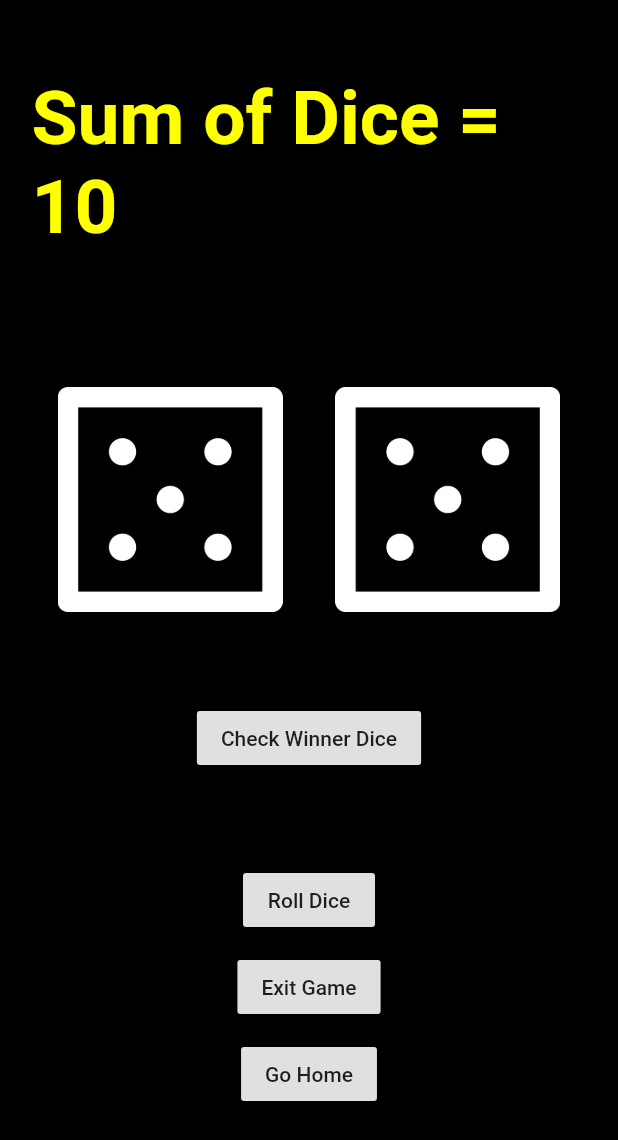
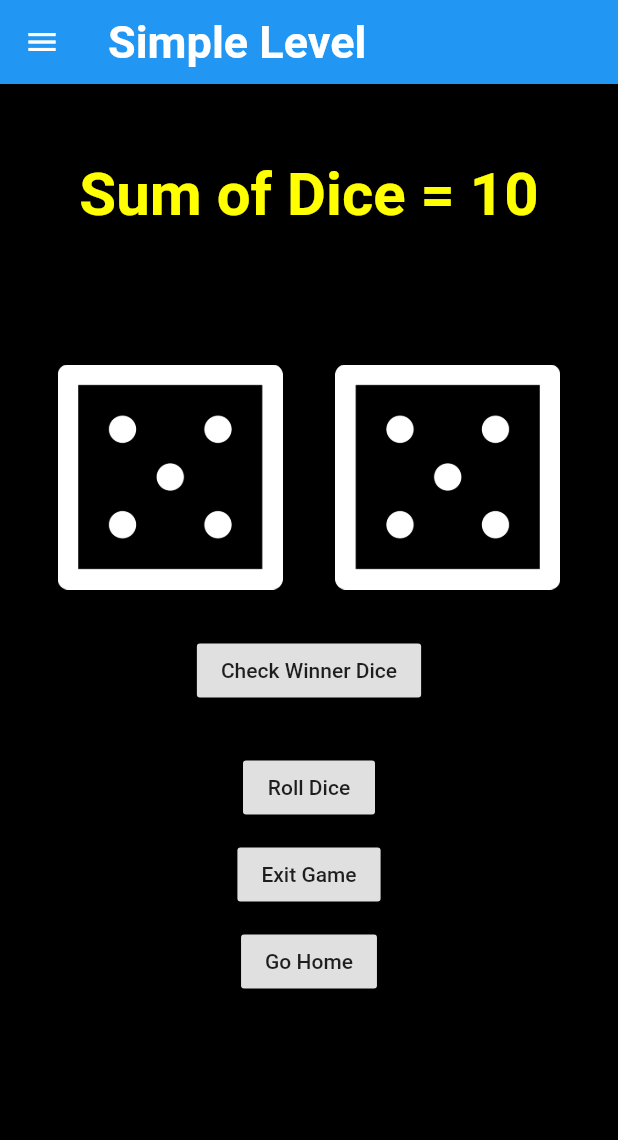
Before and after one commit to bilalahmad9/A_Dice_App_Multi_Features, a Flutter app: the screen it shows after launch, after a tap on "Simple Level", on a phone screen of 412 x 824 dp. Shown: the top 1140 px of the screen. Run offline on Flutter 3.47's test engine with Material 2 defaults, Android fonts, the phone set to English and light mode, and no system bars; our stand-ins replace flutter_spinkit; network calls fail.

Commit message:
Navigation Drawer Add
On All pages the Navigation Drawer is Added

```diff
--- a/dice_app_multi_features/lib/FirstPage.dart
+++ b/dice_app_multi_features/lib/FirstPage.dart
@@ -2,6 +2,7 @@ import 'dart:math';
 import 'package:flutter/material.dart';
 import 'main.dart';
 import 'TwoLevel.dart';
+import 'mainDrawer.dart';
 
 void main() => runApp(MyApp());
 
@@ -38,6 +39,10 @@ class _MyHomePageState extends State<MyHomePage> {
 
     return Scaffold(
         backgroundColor: Colors.black,
+        appBar: AppBar(backgroundColor: Colors.blue, title: Text('Simple Level', style: TextStyle(color: Colors.white,  fontWeight: FontWeight.bold,fontSize: 30.0),),),
+        drawer: Drawer(
+          child: MainDrawer(),
+        ),
         body: Padding(
           padding: const EdgeInsets.fromLTRB(21, 50, 21, 50),
           child: Column(
@@ -46,7 +51,7 @@ class _MyHomePageState extends State<MyHomePage> {
                 padding: const EdgeInsets.only(bottom: 60),
                 child: Text('Sum of Dice = '+ (randomIntForDiceOne + randomIntForDiceTwo + 2).toString(),
                   style: TextStyle(
-                    fontSize: 50,
+                    fontSize: 40,
                     fontWeight: FontWeight.bold,
                     color: Colors.yellowAccent,
                   ),
@@ -63,7 +68,7 @@ class _MyHomePageState extends State<MyHomePage> {
               ),
 
               Padding(
-                padding: const EdgeInsets.only(top: 60),
+                padding: const EdgeInsets.only(top: 30),
                 child: RaisedButton(
                   child: Text('Check Winner Dice'),
                   onPressed:() {
@@ -73,7 +78,7 @@ class _MyHomePageState extends State<MyHomePage> {
               ),
 
               Padding(
-                padding: const EdgeInsets.only(top: 60),
+                padding: const EdgeInsets.only(top: 30),
                 child: RaisedButton(onPressed: changeImage,
                   child: Text('Roll Dice'),
                 ),
--- a/dice_app_multi_features/lib/HardLevel.dart
+++ b/dice_app_multi_features/lib/HardLevel.dart
@@ -2,6 +2,7 @@ import 'dart:math';
 import 'package:flutter/material.dart';
 import 'main.dart';
 import 'TwoLevel.dart';
+import 'mainDrawer.dart';
 
 void main() => runApp(HardLevel());
 
@@ -37,6 +38,10 @@ class _MyHomePageState extends State<MyHomePage> {
 
     return Scaffold(
         backgroundColor: Colors.black,
+        appBar: AppBar(backgroundColor: Colors.blue, title: Text('Hard Level', style: TextStyle(color: Colors.white, fontWeight: FontWeight.bold,fontSize: 30.0),),),
+        drawer: Drawer(
+          child: MainDrawer(),
+        ),
         body: Padding(
           padding: const EdgeInsets.fromLTRB(21, 50, 21, 50),
           child: Column(
--- a/dice_app_multi_features/lib/TwoLevel.dart
+++ b/dice_app_multi_features/lib/TwoLevel.dart
@@ -1,8 +1,10 @@
 import 'dart:math';
 import 'package:diceeapp/FirstPage.dart';
 import 'package:diceeapp/HardLevel.dart';
+import 'package:flutter/cupertino.dart';
 import 'package:flutter/material.dart';
 import 'main.dart';
+import 'mainDrawer.dart';
 
 void main() => runApp(MyLevel());
 
@@ -33,6 +35,10 @@ class _MyHomePageState extends State<MyHomePage> {
   Widget build(BuildContext context) {
     return Scaffold(
         backgroundColor: Colors.black,
+        appBar: AppBar(backgroundColor: Colors.blue, title: Text('Navigation Bar', style: TextStyle(color: Colors.black),),),
+        drawer: Drawer(
+          child: MainDrawer(),
+        ),
         body: Padding(
           padding: const EdgeInsets.fromLTRB(21, 50, 21, 50),
           child: Column(
--- /dev/null
+++ b/dice_app_multi_features/lib/mainDrawer.dart
@@ -0,0 +1,90 @@
+import 'TwoLevel.dart';
+import 'package:flutter/material.dart';
+
+
+class MainDrawer extends StatelessWidget {
+  const MainDrawer({Key key}) : super(key: key);
+
+  @override
+  Widget build(BuildContext context) {
+    return Column(children: [
+      Container(
+        child: Padding(
+          padding: EdgeInsets.only(top: 50.0),
+          child: Column(
+            mainAxisAlignment: MainAxisAlignment.center,
+            crossAxisAlignment: CrossAxisAlignment.center,
+            children: [
+              CircleAvatar(
+                radius: 50.0,
+                backgroundImage: NetworkImage(
+                  "https://images.unsplash.com/photo-1594616838951-c155f8d978a0?ixlib=rb-1.2.1&ixid=eyJhcHBfaWQiOjEyMDd9&auto=format&fit=crop&w=1050&q=80",
+                ),
+              ),
+              SizedBox(
+                height: 5.0,
+              ),
+              Text(
+                "Bilal Ahmad",
+                style: TextStyle(
+                  fontSize: 22.0,
+                  fontWeight: FontWeight.w800,
+                ),
+              ),
+              SizedBox(
+                height: 5.0,
+              ),
+              Text(
+                "Computer Science Student",
+                style: TextStyle(
+                  fontSize: 16.0,
+                  fontWeight: FontWeight.w400,
+                ),
+              ),
+            ],
+          ),
+        ),
+      ),
+      SizedBox(
+        height: 20.0,
+      ),
+      //Now let's Add the button for the Menu
+      //and let's copy that and modify it
+      ListTile(
+        onTap: () {},
+        leading: Icon(
+          Icons.person,
+          color: Colors.black,
+        ),
+        title: Text("Your Profile"),
+      ),
+
+      ListTile(
+        onTap: () {},
+        leading: Icon(
+          Icons.inbox,
+          color: Colors.black,
+        ),
+        title: Text("Your Inbox"),
+      ),
+
+      ListTile(
+        onTap: () {},
+        leading: Icon(
+          Icons.assessment,
+          color: Colors.black,
+        ),
+        title: Text("Your Dashboard"),
+      ),
+
+      ListTile(
+        onTap: () {},
+        leading: Icon(
+          Icons.settings,
+          color: Colors.black,
+        ),
+        title: Text("Settings"),
+      ),
+    ]);
+  }
+}
```
